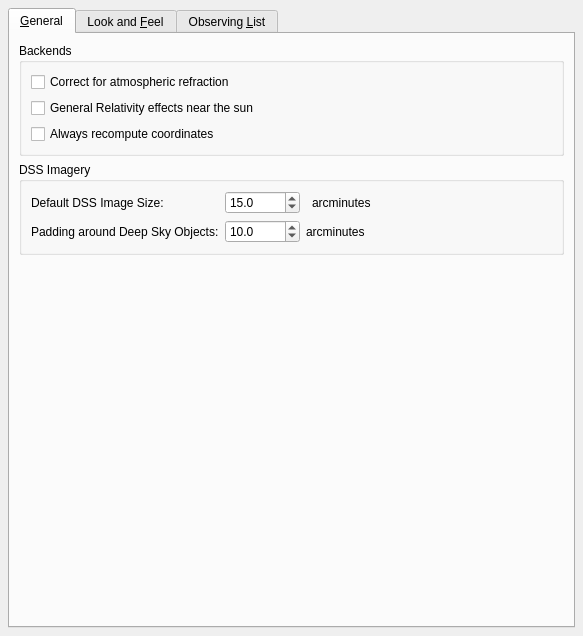
Above: kstars/options/opsadvanced.ui from KDE/kstars before the change. Below: the same form after it.
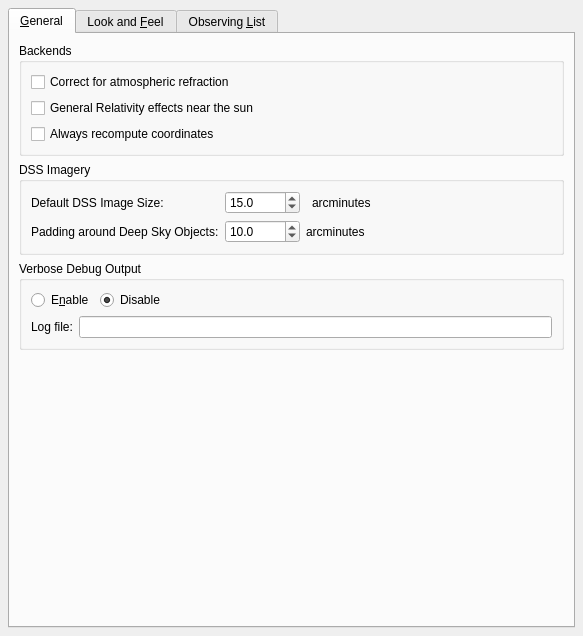
That is the form after the change. Custom widgets are drawn as their Qt base class.

Commit message: Add logging support to KStars

```diff
--- a/kstars/options/opsadvanced.ui
+++ b/kstars/options/opsadvanced.ui
@@ -26,7 +26,7 @@
       <attribute name="title">
        <string>&amp;General</string>
       </attribute>
-      <layout class="QVBoxLayout" name="verticalLayout">
+      <layout class="QVBoxLayout" name="verticalLayout_5">
        <item>
         <widget class="QGroupBox" name="BackendsGroupBox">
          <property name="title">
@@ -168,6 +168,69 @@
          </layout>
         </widget>
        </item>
+       <item>
+        <widget class="QGroupBox" name="groupBox">
+         <property name="title">
+          <string>Verbose Debug Output</string>
+         </property>
+         <layout class="QVBoxLayout" name="verticalLayout">
+          <item>
+           <layout class="QHBoxLayout" name="horizontalLayout">
+            <item>
+             <widget class="QRadioButton" name="kcfg_enableVerbosLogging">
+              <property name="toolTip">
+               <string>Enable verbose debug output to file</string>
+              </property>
+              <property name="text">
+               <string>E&amp;nable</string>
+              </property>
+             </widget>
+            </item>
+            <item>
+             <widget class="QRadioButton" name="kcfg_disableVerboseLogging">
+              <property name="toolTip">
+               <string>Disable verbose debug output to file</string>
+              </property>
+              <property name="text">
+               <string>Disable</string>
+              </property>
+              <property name="checked">
+               <bool>true</bool>
+              </property>
+             </widget>
+            </item>
+            <item>
+             <spacer name="horizontalSpacer">
+              <property name="orientation">
+               <enum>Qt::Horizontal</enum>
+              </property>
+              <property name="sizeHint" stdset="0">
+               <size>
+                <width>40</width>
+                <height>20</height>
+               </size>
+              </property>
+             </spacer>
+            </item>
+           </layout>
+          </item>
+          <item>
+           <layout class="QHBoxLayout" name="horizontalLayout_2">
+            <item>
+             <widget class="QLabel" name="label_2">
+              <property name="text">
+               <string>Log file:</string>
+              </property>
+             </widget>
+            </item>
+            <item>
+             <widget class="QLineEdit" name="kcfg_verboseLogFile"/>
+            </item>
+           </layout>
+          </item>
+         </layout>
+        </widget>
+       </item>
        <item>
         <spacer name="GeneralTabSpacer">
          <property name="orientation">
@@ -626,11 +689,6 @@
   </layout>
  </widget>
  <customwidgets>
-  <customwidget>
-   <class>QDoubleSpinBox</class>
-   <extends>QWidget</extends>
-   <header>QDoubleSpinBox</header>
-  </customwidget>
   <customwidget>
    <class>MagnitudeSpinBox</class>
    <extends>QDoubleSpinBox</extends>
```
Left out of the diff: 87 changed lines with no effect on the pictures. The commit also changes 3 other files.
